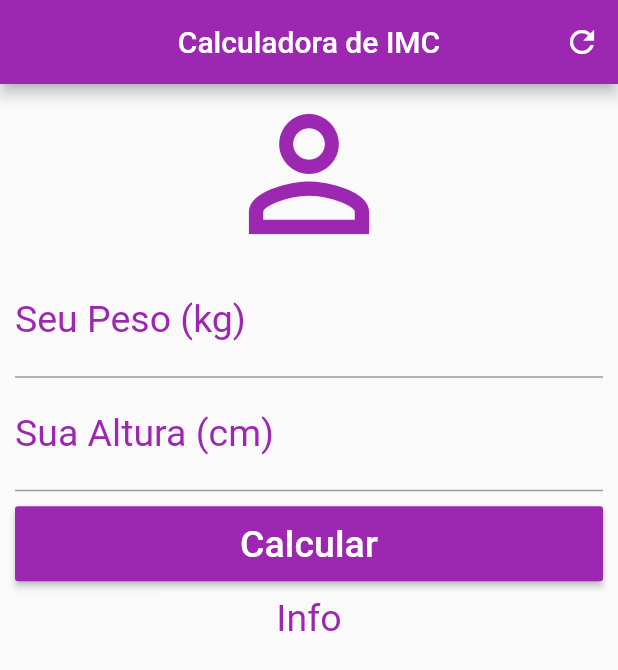
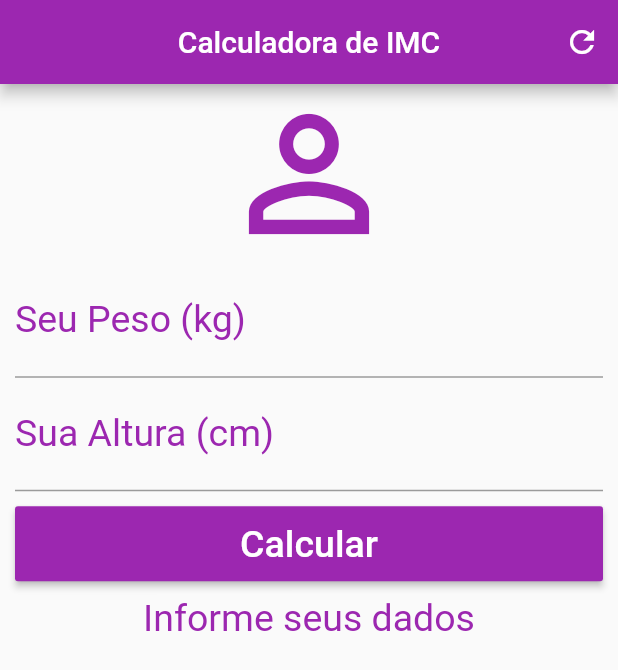
Before and after one commit to abrahao/Flutter-IMC, a Flutter app: the screen it shows after launch, after a tap on "Calcular", on a phone screen of 412 x 824 dp. Shown: the top 670 px of the screen. Run offline on Flutter 3.47's test engine with Material 2 defaults, Android fonts, the phone set to English and light mode, and no system bars; missing offline and left inert: dart:ffi.

Commit message:
Adicionado o controller

```diff
--- a/lib/main.dart
+++ b/lib/main.dart
@@ -1,3 +1,5 @@
+import 'dart:ffi';
+
 import 'package:flutter/material.dart';
 
 void main() {
@@ -12,6 +14,31 @@ class Home extends StatefulWidget {
 }
 
 class _HomeState extends State<Home> {
+  TextEditingController weightController = TextEditingController();
+  TextEditingController heightController = TextEditingController();
+
+  String _infoText = "Informe seus dados";
+
+  void _resetFields() {
+    weightController.text = "";
+    heightController.text = "";
+    _infoText = "Informe seus dados";
+  }
+
+  void _calculate() {
+    setState(() {
+      double weight = double.parse(weightController.text);
+      double height = double.parse(heightController.text) / 100;
+      double imc = weight / (height * height);
+      print(imc);
+      if (imc < 18.6) {
+        _infoText = "Abaixo do peso (${imc.toStringAsPrecision(3)})";
+      } else if (imc >= 24) {
+        _infoText = "Acima do peso (${imc.toStringAsPrecision(3)})";
+      }
+    });
+  }
+
   @override
   Widget build(BuildContext context) {
     return Scaffold(
@@ -20,7 +47,10 @@ class _HomeState extends State<Home> {
           centerTitle: true,
           backgroundColor: Colors.purple,
           actions: <Widget>[
-            IconButton(icon: Icon(Icons.refresh), onPressed: () {}),
+            IconButton(
+              icon: Icon(Icons.refresh),
+              onPressed: _resetFields,
+            ),
           ],
         ),
         body: SingleChildScrollView(
@@ -36,6 +66,7 @@ class _HomeState extends State<Home> {
                       labelStyle: TextStyle(color: Colors.purple)),
                   textAlign: TextAlign.center,
                   style: TextStyle(color: Colors.purple, fontSize: 25.0),
+                  controller: weightController,
                 ),
                 TextField(
                   keyboardType: TextInputType.number,
@@ -44,13 +75,14 @@ class _HomeState extends State<Home> {
                       labelStyle: TextStyle(color: Colors.purple)),
                   textAlign: TextAlign.center,
                   style: TextStyle(color: Colors.purple, fontSize: 25.0),
+                  controller: heightController,
                 ),
                 Padding(
                   padding: EdgeInsets.only(top: 10.0, bottom: 10.0),
                   child: Container(
                       height: 50.0,
                       child: RaisedButton(
-                        onPressed: () {},
+                        onPressed: _calculate,
                         child: Text(
                           "Calcular",
                           style: TextStyle(color: Colors.white, fontSize: 25.0),
@@ -59,7 +91,7 @@ class _HomeState extends State<Home> {
                       )),
                 ),
                 Text(
-                  "Info",
+                  _infoText,
                   textAlign: TextAlign.center,
                   style: TextStyle(color: Colors.purple, fontSize: 25.0),
                 )
```
